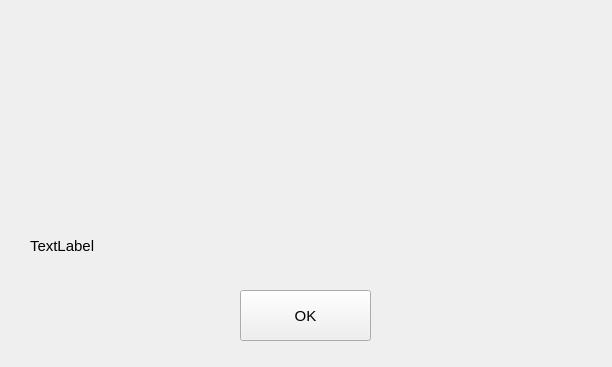
Old version of the form ErrorForm.ui in the repository shimanskIA/FFS-Software.
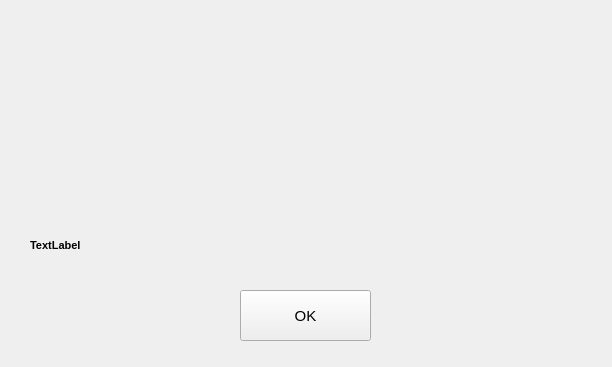
New version of the form. Icons and pictures are not drawn.

```diff
--- a/ErrorForm.ui
+++ b/ErrorForm.ui
@@ -24,7 +24,9 @@
    </property>
    <property name="font">
     <font>
-     <pointsize>11</pointsize>
+     <pointsize>8</pointsize>
+     <weight>75</weight>
+     <bold>true</bold>
     </font>
    </property>
    <property name="text">
```
